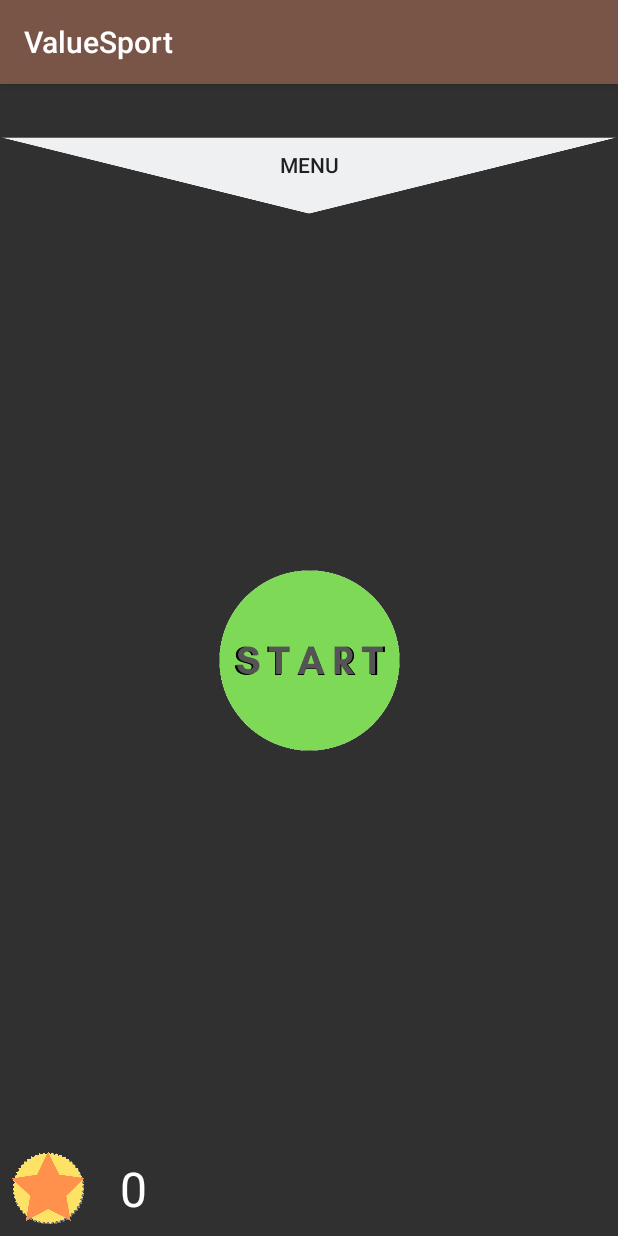
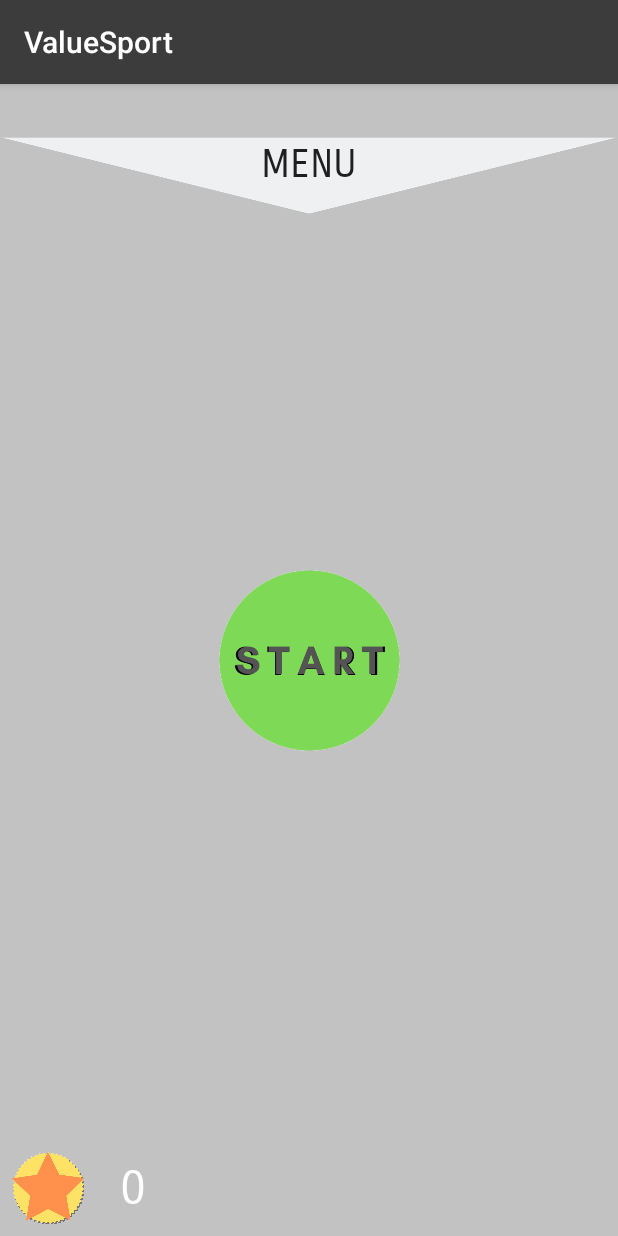
Before and after one commit to jnnuu/valuesport, an Android app: the screen it shows after launch (MainActivity), on a phone screen of 412 x 824 dp. Run offline under Robolectric (Android 15) with nearby library versions, the phone set to English and light mode, and no system bars.

Commit message:
font and color changes

```diff
--- a/app/src/main/res/layout/activity_main.xml
+++ b/app/src/main/res/layout/activity_main.xml
@@ -1,10 +1,11 @@
 <?xml version="1.0" encoding="utf-8"?>
+
 <android.support.constraint.ConstraintLayout xmlns:android="http://schemas.android.com/apk/res/android"
     xmlns:app="http://schemas.android.com/apk/res-auto"
     xmlns:tools="http://schemas.android.com/tools"
     android:layout_width="match_parent"
     android:layout_height="match_parent"
-    android:background="@color/darkgray"
+    android:background="@color/lightgray"
     tools:context=".MainActivity">
 
     <!--<android.support.design.widget.NavigationView-->
@@ -22,8 +23,10 @@
         android:layout_height="102dp"
         android:layout_marginBottom="8dp"
         android:background="@drawable/menuarrow"
+        android:fontFamily="sans-serif-smallcaps"
         android:onClick="showPopup"
         android:text="@string/menu"
+        android:textSize="26dp"
         app:layout_constraintBottom_toTopOf="@+id/guideline2"
         app:layout_constraintEnd_toEndOf="parent"
         app:layout_constraintHorizontal_bias="1.0"
@@ -40,15 +43,15 @@
         android:layout_marginEnd="8dp"
         android:layout_marginRight="8dp"
         android:layout_marginBottom="8dp"
-        android:background="@color/darkgray"
+        android:background="@color/lightgray"
+        android:contentDescription="@string/start_button_description"
         android:scaleType="fitXY"
         android:src="@drawable/start"
         app:layout_constraintBottom_toTopOf="@+id/guideline3"
         app:layout_constraintEnd_toEndOf="parent"
         app:layout_constraintStart_toStartOf="parent"
         app:layout_constraintTop_toTopOf="@+id/guideline2"
-        tools:src="@drawable/start"
-        android:contentDescription="@string/start_button_description" />
+        tools:src="@drawable/start" />
 
     <TextView
         android:id="@+id/timerView"
@@ -59,6 +62,7 @@
         android:layout_marginTop="8dp"
         android:layout_marginEnd="8dp"
         android:layout_marginRight="8dp"
+        android:fontFamily="sans-serif-medium"
         android:gravity="center"
         android:textColor="@color/white"
         android:textSize="18sp"
@@ -75,6 +79,7 @@
         android:layout_marginEnd="8dp"
         android:layout_marginRight="8dp"
         android:layout_marginBottom="8dp"
+        android:fontFamily="sans-serif-smallcaps"
         android:gravity="center"
         android:textColor="@color/white"
         android:textSize="30sp"
@@ -89,10 +94,10 @@
         android:layout_marginStart="8dp"
         android:layout_marginLeft="8dp"
         android:layout_marginBottom="8dp"
+        android:contentDescription="@string/credits_description"
         app:layout_constraintBottom_toBottomOf="parent"
         app:layout_constraintStart_toStartOf="parent"
-        app:srcCompat="@drawable/credit"
-        android:contentDescription="@string/credits_description" />
+        app:srcCompat="@drawable/credit" />
 
     <TextView
         android:id="@+id/credits"
@@ -100,6 +105,7 @@
         android:layout_height="wrap_content"
         android:layout_marginStart="24dp"
         android:layout_marginLeft="24dp"
+        android:fontFamily="sans-serif-smallcaps"
         android:textColor="@color/white"
         android:textSize="32sp"
         app:layout_constraintBottom_toBottomOf="@+id/imageView"
--- a/app/src/main/res/layout/layout_one_item.xml
+++ b/app/src/main/res/layout/layout_one_item.xml
@@ -22,7 +22,8 @@
         android:textColor="@color/white"
         android:textSize="20sp"
         android:layout_marginStart="23dp"
-        android:layout_toEndOf="@id/image" />
+        android:layout_toEndOf="@id/image"
+        android:fontFamily="sans-serif-smallcaps"/>
 
     <TextView
         android:id="@+id/price"
@@ -34,5 +35,6 @@
         android:layout_marginStart="0dp"
         android:layout_marginLeft="0dp"
         android:layout_marginTop="9dp"
-        android:textColor="@color/white" />
+        android:textColor="@color/white"
+        android:fontFamily="sans-serif-medium"/>
 </RelativeLayout>
--- a/app/src/main/res/values/colors.xml
+++ b/app/src/main/res/values/colors.xml
@@ -1,9 +1,10 @@
 <?xml version="1.0" encoding="utf-8"?>
 <resources>
-    <color name="colorPrimary">#795548</color>
-    <color name="colorPrimaryDark">#5D4037</color>
+    <color name="colorPrimary">#3C3C3C</color>
+    <color name="colorPrimaryDark">#303030</color>
     <color name="white">#FFFFFF</color>
     <color name="darkgray">#303030</color>
+    <color name="lightgray">#C2C2C2</color>
     <color name="colorAccent">#D81B60</color>
     <color name="buy">#74d680</color>
 </resources>
--- a/app/src/main/res/values/strings.xml
+++ b/app/src/main/res/values/strings.xml
@@ -1,7 +1,7 @@
 <resources>
     <string name="app_name">ValueSport</string>
     <string name="title_activity_wallet">Wallet</string>
-    <string name="title_store">ValueStore</string>
+    <string name="title_store">Store</string>
     <string name="title_buydialog">Confirm purchase</string>
     <string name="buy">Buy</string>
     <string name="menu">MENU</string>
```
Also changed, not shown: app/src/main/res/layout/activity_buy_dialog.xml (+5 -2 lines), app/src/main/res/layout/activity_use_coupon.xml (+6 -3 lines).
